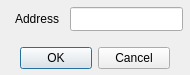
TheRatest/of-server-browser, file queryipdialog.ui: the form before one commit.
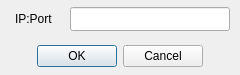
The form after the commit.

The edit to the form file:
```diff
--- a/queryipdialog.ui
+++ b/queryipdialog.ui
@@ -6,7 +6,7 @@
    <rect>
     <x>0</x>
     <y>0</y>
-    <width>190</width>
+    <width>240</width>
     <height>75</height>
    </rect>
   </property>
@@ -19,9 +19,9 @@
   <widget class="QDialogButtonBox" name="buttonBox">
    <property name="geometry">
     <rect>
-     <x>20</x>
-     <y>42</y>
-     <width>150</width>
+     <x>0</x>
+     <y>40</y>
+     <width>240</width>
      <height>32</height>
     </rect>
    </property>
@@ -48,7 +48,7 @@
     </rect>
    </property>
    <property name="text">
-    <string>Address</string>
+    <string>IP:Port</string>
    </property>
   </widget>
   <widget class="QLineEdit" name="inputAddress">
@@ -56,7 +56,7 @@
     <rect>
      <x>70</x>
      <y>7</y>
-     <width>113</width>
+     <width>160</width>
      <height>24</height>
     </rect>
    </property>
```
